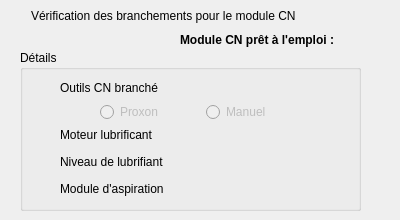
Old version of the form src/CNCChecker.ui in the repository polybox3d/polybox.
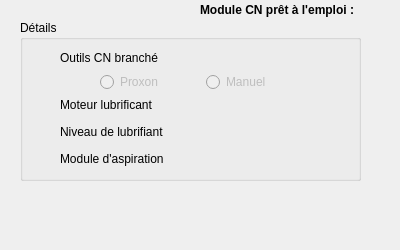
New version of the form. Icons and pictures are not drawn. Custom widgets are drawn as their Qt base class.

The edit to the form file:
```diff
--- a/src/CNCChecker.ui
+++ b/src/CNCChecker.ui
@@ -7,30 +7,17 @@
     <x>0</x>
     <y>0</y>
     <width>400</width>
-    <height>220</height>
+    <height>250</height>
    </rect>
   </property>
   <property name="windowTitle">
    <string>Form</string>
   </property>
-  <widget class="QLabel" name="label_3">
-   <property name="geometry">
-    <rect>
-     <x>31</x>
-     <y>0</y>
-     <width>291</width>
-     <height>31</height>
-    </rect>
-   </property>
-   <property name="text">
-    <string>Vérification des branchements pour le module CN</string>
-   </property>
-  </widget>
   <widget class="QLabel" name="label_8">
    <property name="geometry">
     <rect>
-     <x>180</x>
-     <y>30</y>
+     <x>200</x>
+     <y>0</y>
      <width>171</width>
      <height>21</height>
     </rect>
@@ -42,8 +29,8 @@
   <widget class="Led" name="cncReadyLed">
    <property name="geometry">
     <rect>
-     <x>360</x>
-     <y>33</y>
+     <x>380</x>
+     <y>0</y>
      <width>15</width>
      <height>15</height>
     </rect>
@@ -62,7 +49,7 @@
    <property name="geometry">
     <rect>
      <x>20</x>
-     <y>50</y>
+     <y>20</y>
      <width>341</width>
      <height>161</height>
     </rect>
@@ -198,7 +185,7 @@
      <string>Module d'aspiration</string>
     </property>
    </widget>
-   <widget class="QWidget" name="">
+   <widget class="QWidget" name="layoutWidget">
     <property name="geometry">
      <rect>
       <x>80</x>
```
